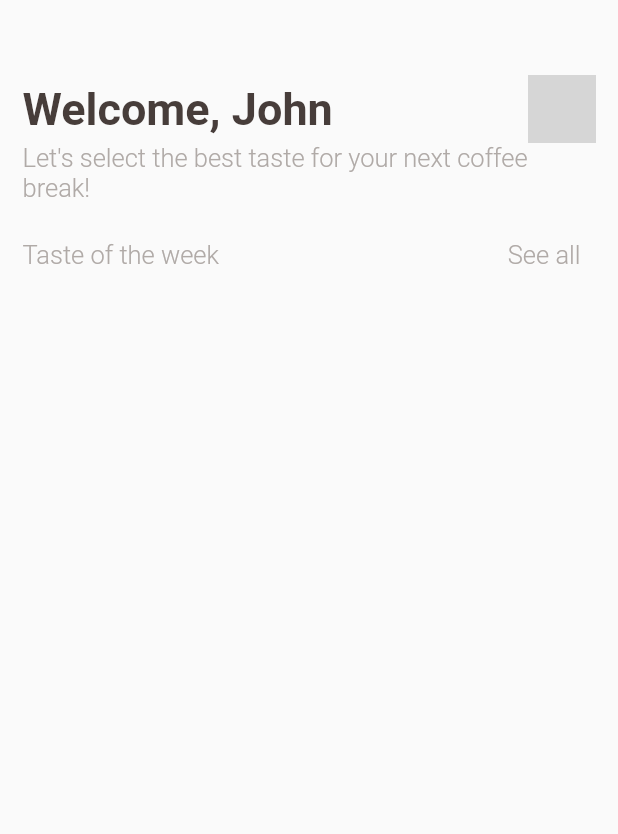
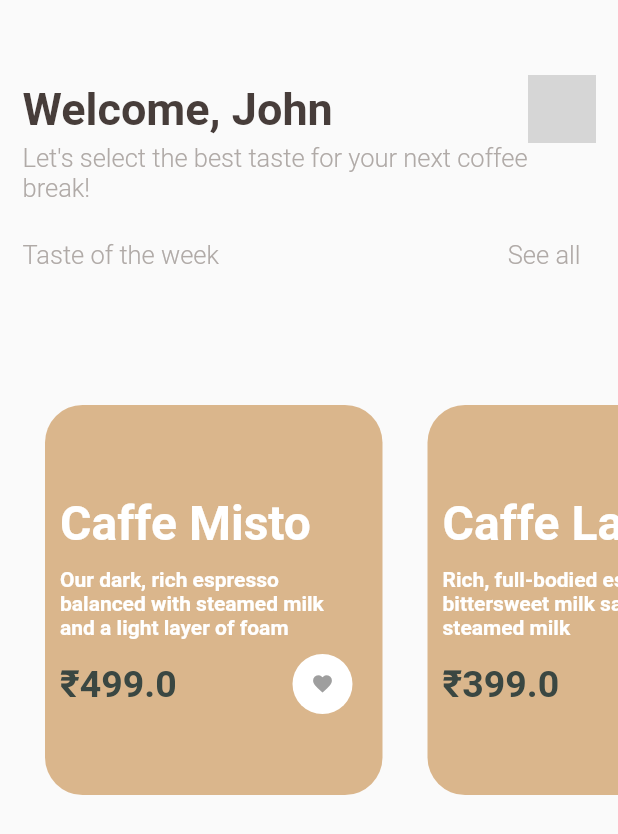
Before and after one commit to dipinsonwani/coffee_shop, a Flutter app: the screen it shows after launch, on a phone screen of 412 x 824 dp. Shown: the top 834 px of the screen. Run offline on Flutter 3.47's test engine with Material 2 defaults, Android fonts, the phone set to English and light mode, and no system bars; Roboto replaces fonts that are missing (nunito, varela); grey boxes are pictures that could not be loaded.

Commit message:
Add Horizantal Listview of CoffeeCards

```diff
--- a/lib/screens/homepage.dart
+++ b/lib/screens/homepage.dart
@@ -61,7 +61,6 @@ class _HomePageState extends State<HomePage> {
           Row(
               mainAxisAlignment: MainAxisAlignment.spaceBetween,
               children: <Widget>[
-
                 Text(
                   'Taste of the week',
                   style: TextStyle(
@@ -72,8 +71,8 @@ class _HomePageState extends State<HomePage> {
                   ),
                 ),
                 Padding(
-              padding: const EdgeInsets.only(right:25.0),
-              child:Text(
+                  padding: const EdgeInsets.only(right: 25.0),
+                  child: Text(
                     'See all',
                     style: TextStyle(
                       fontFamily: 'varela',
@@ -83,9 +82,128 @@ class _HomePageState extends State<HomePage> {
                     ),
                   ),
                 )
-          ])
+              ]),
+          SizedBox(
+            height: 15.0,
+          ),
+          Container(
+            height: 410.0,
+            child: ListView(
+              scrollDirection: Axis.horizontal,
+              children: [
+                _coffeeCard(
+                    'assets/starbucks.png',
+                    'Caffe Misto',
+                    'Coffeeshop',
+                    'Our dark, rich espresso balanced with steamed milk and a light layer of foam',
+                    499,
+                    false),
+                _coffeeCard(
+                    'assets/starbucks.png',
+                    'Caffe Latte',
+                    'BrownHouse',
+                    'Rich, full-bodied espresso with bittersweet milk sauce and steamed milk',
+                    399,
+                    false)
+              ],
+            ),
+          ),
+          SizedBox(
+            height: 15.0,
+          ),
         ],
       ),
     );
   }
 }
+
+_coffeeCard(String img, String coffeeName, String shopName, String description,
+    double price, bool isFavourite) {
+  return Padding(
+    padding: EdgeInsets.only(left: 15.0, right: 15.0),
+    child: Container(
+      height: 300.0,
+      width: 225.0,
+      child: Column(
+        children: <Widget>[
+          Stack(
+            children: <Widget>[
+              Container(
+                height: 335,
+              ),
+              Positioned(
+                top: 75.0,
+                child: Container(
+                  padding: EdgeInsets.only(left: 10.0, right: 20.0),
+                  height: 260,
+                  width: 225,
+                  decoration: BoxDecoration(
+                      borderRadius: BorderRadius.circular(25.0),
+                      color: Color(0xFFDAB68C)),
+                  child: Column(
+                      crossAxisAlignment: CrossAxisAlignment.start,
+                      children: <Widget>[
+                        SizedBox(
+                          height: 60.0,
+                        ),
+                        Text(
+                          coffeeName,
+                          style: TextStyle(
+                            fontFamily: 'varela',
+                            fontSize: 32.0,
+                            fontWeight: FontWeight.bold,
+                            color: Colors.white,
+                          ),
+                        ),
+                        SizedBox(
+                          height: 10.0,
+                        ),
+                        Text(
+                          description,
+                          style: TextStyle(
+                            fontFamily: 'nunito',
+                            fontSize: 14.0,
+                            fontWeight: FontWeight.bold,
+                            color: Colors.white,
+                          ),
+                        ),
+                        SizedBox(
+                          height: 10.0,
+                        ),
+                        Row(
+                          mainAxisAlignment: MainAxisAlignment.spaceBetween,
+                          children: <Widget>[
+                            Text(
+                              '₹$price',
+                              style: TextStyle(
+                                fontFamily: 'varela',
+                                fontSize: 25.0,
+                                fontWeight: FontWeight.bold,
+                                color: Color(0xFF3A4742),
+                              ),
+                            ),
+                            Container(
+                                height: 40.0,
+                                width: 40.0,
+                                decoration: BoxDecoration(
+                                    borderRadius: BorderRadius.circular(20.0),
+                                    color: Colors.white),
+                                child: Center(
+                                    child: IconButton(
+                                  icon: Icon(Icons.favorite),
+                                  iconSize: 15.0,
+                                  color: isFavourite ? Colors.red : Colors.grey,
+                                  onPressed: () {},
+                                )))
+                          ],
+                        )
+                      ]),
+                ),
+              ),
+            ],
+          )
+        ],
+      ),
+    ),
+  );
+}
```
Lines whose indentation alone changed are shown as unchanged.
